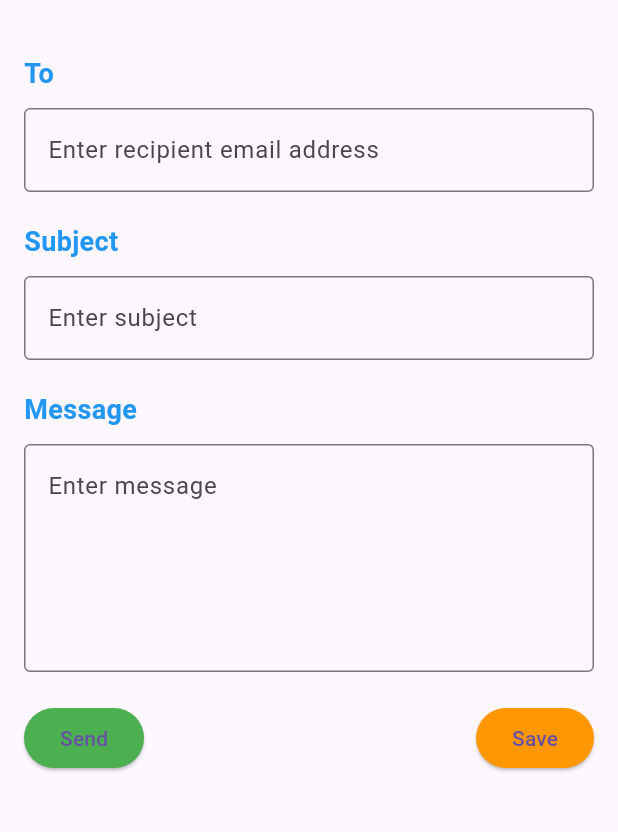
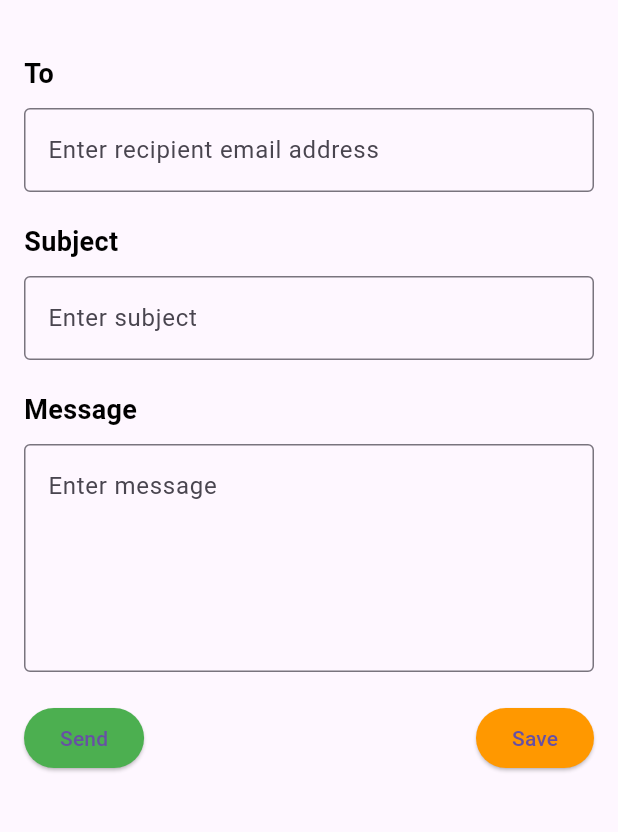
Before and after one commit to Aurits/webmail_v3, a Flutter app: the ComposeEmail screen opened by its route, on a phone screen of 412 x 824 dp, the part 90-922 px from its top. Run offline on Flutter 3.47's test engine with Material 3 defaults, Android fonts, the phone set to English and light mode, and no system bars; our stand-ins replace dio, flutter_form_builder, flutter_widget_from_html, form_builder_validators, settings_ui, sqflite; accounts and stored records are empty.

Commit message:
Dec 1, 2023, 12:28 PM

```diff
--- a/lib/pages/compose/compose.dart
+++ b/lib/pages/compose/compose.dart
@@ -32,59 +32,61 @@ class _ComposeEmailState extends State<ComposeEmail> {
         ),
       ),
       drawer: const CustomDrawer(),
-      body: Padding(
+      body: SingleChildScrollView(
+        scrollDirection: Axis.vertical,
+        child: Padding(
           padding: const EdgeInsets.all(16.0),
           child: Column(
             crossAxisAlignment: CrossAxisAlignment.start,
             children: [
               const SizedBox(height: 20),
-            Text(
+              const Text(
                 'To',
                 style: TextStyle(
                   fontSize: 18,
                   fontWeight: FontWeight.bold,
-                color: Colors.blue, // Adjust color as needed
+                  color: Colors.black, // Adjust color as needed
                 ),
               ),
               const SizedBox(height: 10),
               TextFormField(
-              style: TextStyle(fontSize: 16),
-              decoration: InputDecoration(
+                style: const TextStyle(fontSize: 16),
+                decoration: const InputDecoration(
                   border: OutlineInputBorder(),
                   hintText: 'Enter recipient email address',
                 ),
               ),
               const SizedBox(height: 20),
-            Text(
+              const Text(
                 'Subject',
                 style: TextStyle(
                   fontSize: 18,
                   fontWeight: FontWeight.bold,
-                color: Colors.blue, // Adjust color as needed
+                  color: Colors.black, // Adjust color as needed
                 ),
               ),
               const SizedBox(height: 10),
               TextFormField(
-              style: TextStyle(fontSize: 16),
-              decoration: InputDecoration(
+                style: const TextStyle(fontSize: 16),
+                decoration: const InputDecoration(
                   border: OutlineInputBorder(),
                   hintText: 'Enter subject',
                 ),
               ),
               const SizedBox(height: 20),
-            Text(
+              const Text(
                 'Message',
                 style: TextStyle(
                   fontSize: 18,
                   fontWeight: FontWeight.bold,
-                color: Colors.blue, // Adjust color as needed
+                  color: Colors.black, // Adjust color as needed
                 ),
               ),
               const SizedBox(height: 10),
               TextFormField(
-              style: TextStyle(fontSize: 16),
+                style: const TextStyle(fontSize: 16),
                 maxLines: 5,
-              decoration: InputDecoration(
+                decoration: const InputDecoration(
                   border: OutlineInputBorder(),
                   hintText: 'Enter message',
                 ),
@@ -96,14 +98,14 @@ class _ComposeEmailState extends State<ComposeEmail> {
                   ElevatedButton(
                     onPressed: () {},
                     style: ElevatedButton.styleFrom(
-                    primary: Colors.green, // Change button color
+                      backgroundColor: Colors.green, // Change button color
                     ),
                     child: const Text('Send'),
                   ),
                   ElevatedButton(
                     onPressed: () {},
                     style: ElevatedButton.styleFrom(
-                    primary: Colors.orange, // Change button color
+                      backgroundColor: Colors.orange, // Change button color
                     ),
                     child: const Text('Save'),
                   ),
@@ -112,6 +114,7 @@ class _ComposeEmailState extends State<ComposeEmail> {
             ],
           ),
         ),
+      ),
     );
   }
 }
```
Lines whose indentation alone changed are shown as unchanged.
